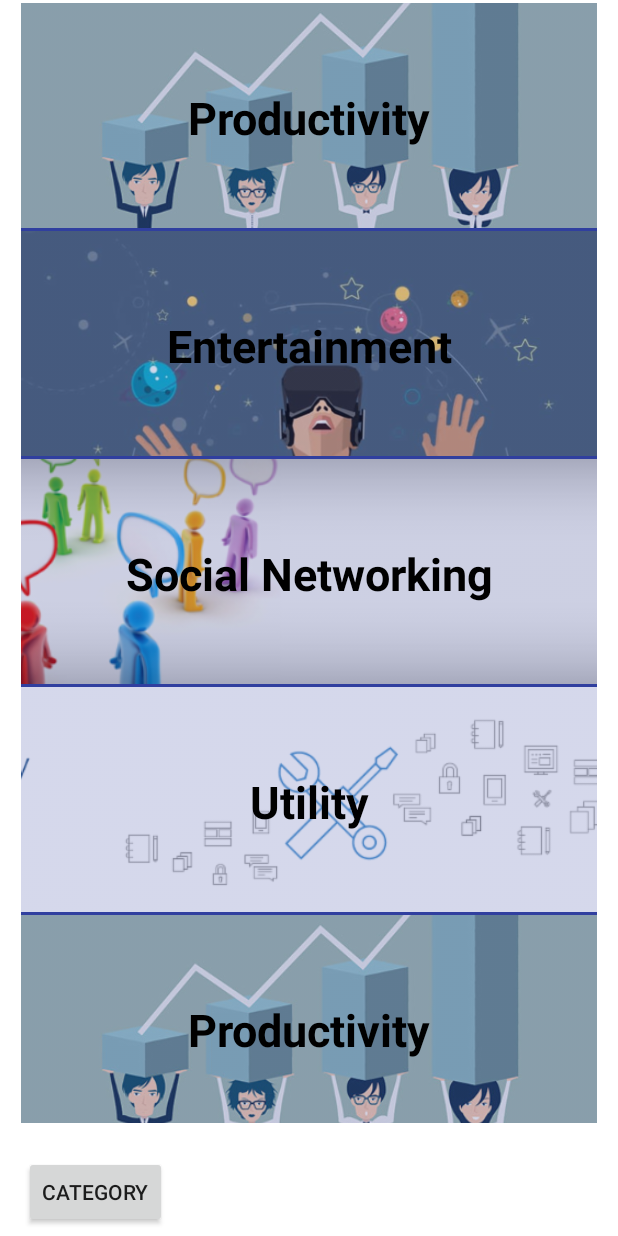
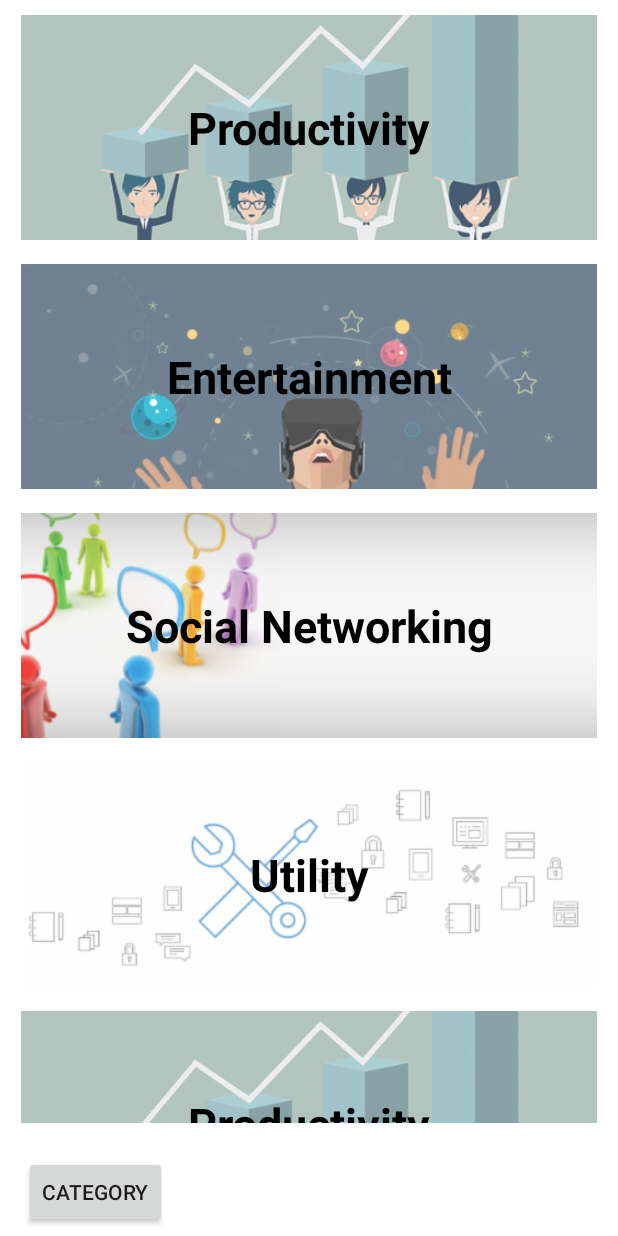
Before and after one commit to akashraj9828/NotApp, an Android app: the screen it shows after launch (MainActivity), on a phone screen of 412 x 824 dp. Run offline under Robolectric (Android 15) with nearby library versions, the phone set to English and light mode, and no system bars.

Commit message:
implemented list recycler view removed all logs

```diff
--- a/app/build.gradle
+++ b/app/build.gradle
@@ -25,9 +25,10 @@ android {
 dependencies {
     implementation fileTree(dir: 'libs', include: ['*.jar'])
     implementation "org.jetbrains.kotlin:kotlin-stdlib-jre7:$kotlin_version"
-    implementation 'com.android.support:appcompat-v7:26.0.0-beta1'
+    implementation 'com.android.support:appcompat-v7:26.1.0'
     implementation 'com.android.support.constraint:constraint-layout:1.0.2'
     testImplementation 'junit:junit:4.12'
     androidTestImplementation 'com.android.support.test:runner:1.0.1'
     androidTestImplementation 'com.android.support.test.espresso:espresso-core:3.0.1'
+    compile 'com.android.support:recyclerview-v7:26.1.0'
 }
--- a/app/src/main/java/com/example/akash/notapp/Adapters/CategoryAdapter.kt
+++ b/app/src/main/java/com/example/akash/notapp/Adapters/CategoryAdapter.kt
@@ -31,12 +31,12 @@ class CategoryAdapter( context:Context, categories:List<Category>):BaseAdapter()
             holder.categoryImage = categoryView.findViewById(R.id.categoryImage)
             holder.categoryName = categoryView.findViewById(R.id.categoryName)
             categoryView.tag=holder
-            Log.i(logTag,"New View is created for frist time: ${category.title}")
+//            Log.i(logTag,"New View is created for frist time: ${category.title}")
 
         }else{
             holder=convertView.tag as ViewHolder
             categoryView=convertView
-            Log.i(logTag,"View Recycled: ${category.title}")
+//            Log.i(logTag,"View Recycled: ${category.title}")
 
         }
         holder.categoryName?.text=category.title
--- /dev/null
+++ b/app/src/main/java/com/example/akash/notapp/Adapters/CategoryRecycleAdapter.kt
@@ -0,0 +1,48 @@
+package com.example.akash.notapp.Adapters
+
+import android.content.Context
+import android.support.v7.widget.RecyclerView
+import android.util.Log
+import android.view.LayoutInflater
+import android.view.View
+import android.view.ViewGroup
+import android.widget.ImageView
+import android.widget.TextView
+import com.example.akash.notapp.Model.Category
+import com.example.akash.notapp.R
+
+/**
+ * Created by Akash on 15-03-2018.
+ */
+class CategoryRecycleAdapter(val context:Context,val categories:List<Category>):RecyclerView.Adapter<CategoryRecycleAdapter.Holder>() {
+    val logTag="akash"
+    override fun onBindViewHolder(holder: Holder?, position: Int) {
+        holder?.bindCategory(categories[position],context)
+//        Log.i(logTag,"BindViewHolder: ${categories[position].title}")
+    }
+
+    override fun getItemCount(): Int {
+//        Log.i(logTag,"get count: ${categories.count()}")
+        return categories.count()
+    }
+
+    override fun onCreateViewHolder(parent: ViewGroup?, viewType: Int): Holder {
+        var view=LayoutInflater.from(context).inflate(R.layout.category_list,parent,false)
+//        Log.i(logTag,"new view created")
+        return Holder(view)
+    }
+
+    //viewHolder class
+    inner class Holder(itemView: View?) : RecyclerView.ViewHolder(itemView) {
+        val categoryImage=itemView?.findViewById<ImageView>(R.id.categoryImage)
+        val categoryName=itemView?.findViewById<TextView>(R.id.categoryName)
+
+        fun bindCategory(category:Category,context:Context){
+            val resourceId=context.resources.getIdentifier(category.image,"drawable",context.packageName)
+            categoryImage?.setImageResource(resourceId)
+            categoryName?.text=category.title
+//            Log.i(logTag,"BindCategoty : ${category.title}")
+        }
+
+    }
+}
--- a/app/src/main/java/com/example/akash/notapp/Controller/MainActivity.kt
+++ b/app/src/main/java/com/example/akash/notapp/Controller/MainActivity.kt
@@ -4,23 +4,36 @@ import android.content.Context
 import android.content.Intent
 import android.support.v7.app.AppCompatActivity
 import android.os.Bundle
+import android.support.v7.widget.LinearLayoutManager
 import android.view.View
 import android.widget.Adapter
+import android.widget.AdapterView
 import android.widget.ArrayAdapter
+import android.widget.Toast
 import com.example.akash.notapp.Adapters.CategoryAdapter
+import com.example.akash.notapp.Adapters.CategoryRecycleAdapter
 import com.example.akash.notapp.Model.Category
 import com.example.akash.notapp.R
 import com.example.akash.notapp.Services.DataService
 import kotlinx.android.synthetic.main.activity_main.*
 
 class MainActivity : AppCompatActivity() {
- lateinit var adapter:CategoryAdapter
+ lateinit var adapter:CategoryRecycleAdapter
 
     override fun onCreate(savedInstanceState: Bundle?) {
         super.onCreate(savedInstanceState)
         setContentView(R.layout.activity_main)
-        adapter= CategoryAdapter(this, DataService.catergories)
+        adapter= CategoryRecycleAdapter(this, DataService.catergories)
         categoryListView.adapter=adapter
+
+        var layoutManager=LinearLayoutManager(this)
+        categoryListView.layoutManager=layoutManager
+        categoryListView.setHasFixedSize(true)
+//        categoryListView.setOnItemClickListener{parent:AdapterView<*>?, view: View?, position: Int, id: Long ->
+//            var category=DataService.catergories[position]
+//            Toast.makeText(this,"You presssed " + category.title,Toast.LENGTH_SHORT).show()
+//
+//        }
     }
 
     fun gotoCategory(view:View){
--- a/app/src/main/res/layout/activity_main.xml
+++ b/app/src/main/res/layout/activity_main.xml
@@ -22,13 +22,12 @@
         app:layout_constraintStart_toStartOf="parent"
         app:layout_constraintTop_toTopOf="parent" />
 
-    <ListView
+    <android.support.v7.widget.RecyclerView
         android:id="@+id/categoryListView"
         android:layout_width="384dp"
         android:layout_height="0dp"
         android:layout_marginBottom="22dp"
         android:layout_marginTop="2dp"
-        android:background="?attr/colorPrimaryDark"
         android:divider="@null"
         android:scrollbars="vertical"
         app:layout_constraintBottom_toTopOf="@+id/goToCategory"
--- a/app/src/main/res/layout/category_list.xml
+++ b/app/src/main/res/layout/category_list.xml
@@ -9,12 +9,14 @@
         android:id="@+id/categoryImage"
         android:layout_width="0dp"
         android:layout_height="150dp"
-        android:layout_marginBottom="2dp"
+        android:layout_marginBottom="8dp"
+        android:layout_marginTop="8dp"
         android:alpha="0.8"
         android:scaleType="centerCrop"
         app:layout_constraintBottom_toBottomOf="parent"
         app:layout_constraintEnd_toEndOf="parent"
         app:layout_constraintStart_toStartOf="parent"
+        app:layout_constraintTop_toTopOf="parent"
         app:srcCompat="@drawable/productivity_image" />
 
     <TextView
```
Also changed, not shown: app/src/main/res/drawable-hdpi/utility_image.png, app/src/main/res/drawable-mdpi/utility_image.png, app/src/main/res/drawable-xhdpi/utility_image.png, app/src/main/res/drawable-xxhdpi/utility_image.png, app/src/main/res/drawable-xxxhdpi/utility_image.png.
